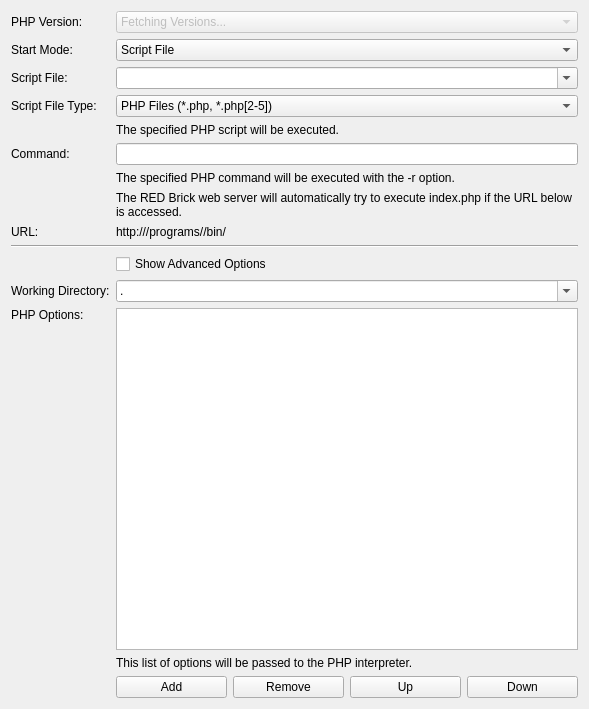
Tinkerforge/brickv, file src/brickv/plugin_system/plugins/red/ui/program_page_php.ui: the form before one commit.
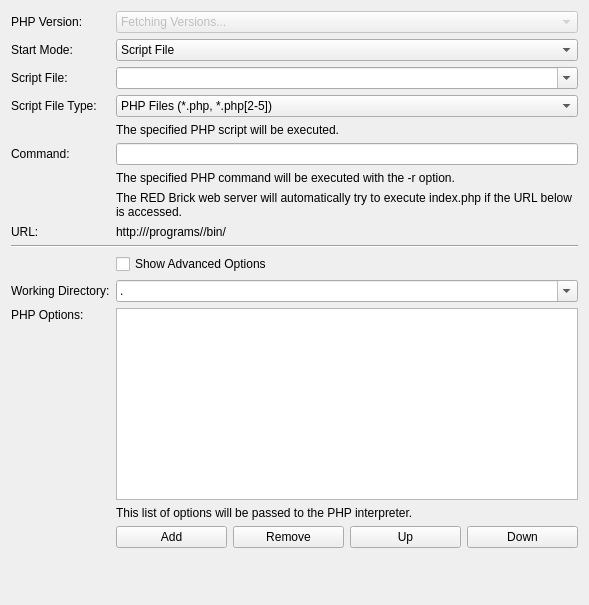
The form after the commit. Custom widgets are drawn as their Qt base class.

Commit message:
red-brick/pw: Add spacers to program pages to ensure proper layout expansion
Before the Python, JavaScript and PHP pages would not layout correctly
in all situations.

```diff
--- a/src/brickv/plugin_system/plugins/red/ui/program_page_php.ui
+++ b/src/brickv/plugin_system/plugins/red/ui/program_page_php.ui
@@ -7,7 +7,7 @@
     <x>0</x>
     <y>0</y>
     <width>589</width>
-    <height>709</height>
+    <height>605</height>
    </rect>
   </property>
   <property name="windowTitle">
@@ -276,6 +276,19 @@
        </property>
       </widget>
      </item>
+     <item row="15" column="1" colspan="4">
+      <widget class="QLabel" name="label_spacer">
+       <property name="sizePolicy">
+        <sizepolicy hsizetype="Preferred" vsizetype="Preferred">
+         <horstretch>0</horstretch>
+         <verstretch>1</verstretch>
+        </sizepolicy>
+       </property>
+       <property name="text">
+        <string>&lt;spacer&gt;</string>
+       </property>
+      </widget>
+     </item>
     </layout>
    </item>
   </layout>
```
The commit also changes 24 other files.
